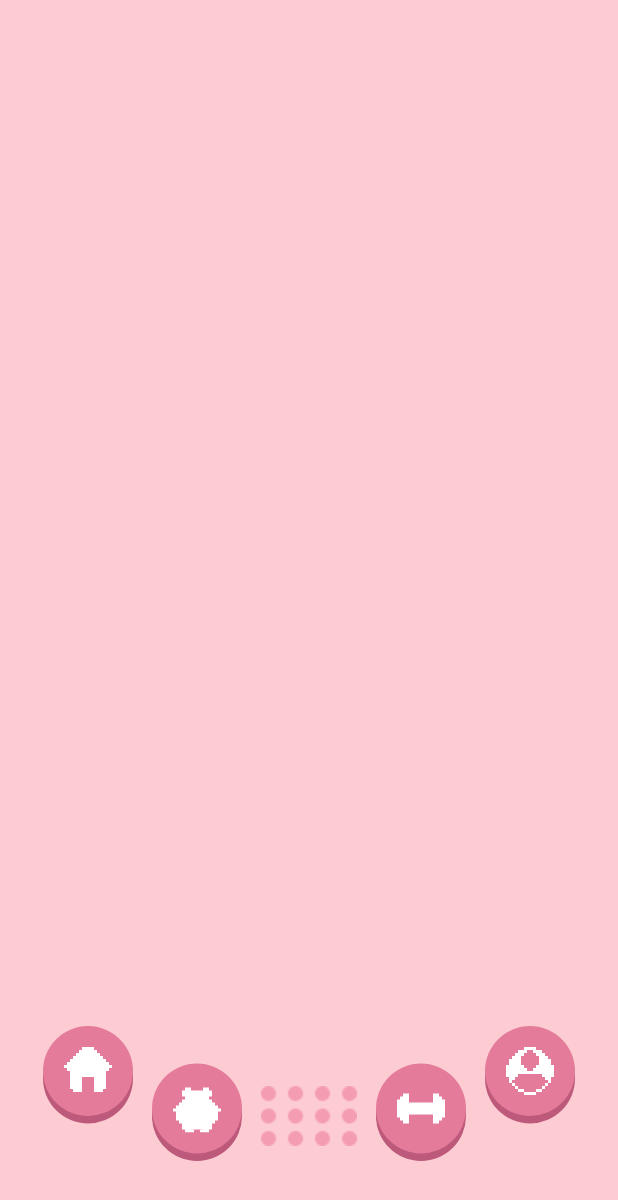
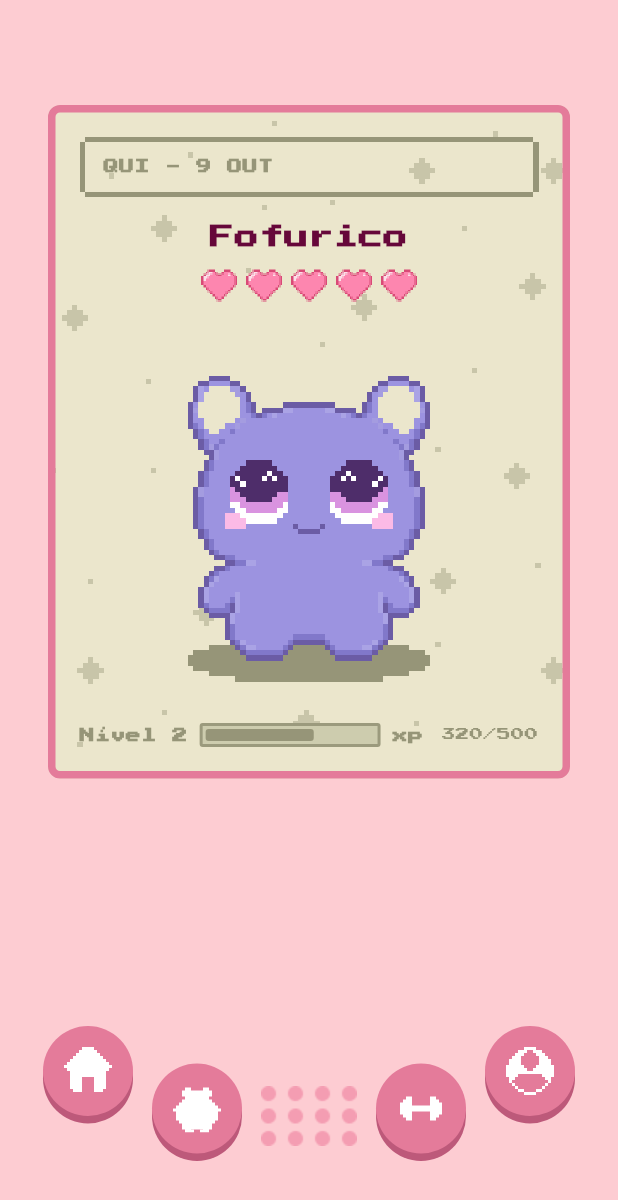
Before and after one commit to karendantas/gymboo_mobile_flutter, a Flutter app: the screen it shows after launch, on a phone screen of 412 x 824 dp. Shown: the top 1200 px of the screen. Run offline on Flutter 3.47's test engine with Material 3 defaults, Android fonts, the phone set to English and light mode, and no system bars; our stand-ins replace flutter_riverpod, flutter_svg, go_router, google_fonts, shared_preferences.

Commit message:
feat: create pet hud screen

```diff
--- a/lib/core/theme/gymboo_palette.dart
+++ b/lib/core/theme/gymboo_palette.dart
@@ -11,6 +11,7 @@ class GymbooPalette extends ThemeExtension<GymbooPalette> {
     required this.backgroundOuter,
     required this.headerBackground,
     required this.surface,
+    required this.surfaceSecondary,
     required this.surfaceAlt,
     required this.goldAccent,
     required this.goldAccentDark,
@@ -32,6 +33,7 @@ class GymbooPalette extends ThemeExtension<GymbooPalette> {
   final Color backgroundOuter;
   final Color headerBackground;
   final Color surface;
+  final Color surfaceSecondary;
   final Color surfaceAlt;
   final Color goldAccent;
   final Color goldAccentDark;
@@ -59,6 +61,7 @@ class GymbooPalette extends ThemeExtension<GymbooPalette> {
     Color? backgroundOuter,
     Color? headerBackground,
     Color? surface,
+    Color? surfaceSecondary,
     Color? surfaceAlt,
     Color? goldAccent,
     Color? goldAccentDark,
@@ -80,6 +83,7 @@ class GymbooPalette extends ThemeExtension<GymbooPalette> {
       backgroundOuter: backgroundOuter ?? this.backgroundOuter,
       headerBackground: headerBackground ?? this.headerBackground,
       surface: surface ?? this.surface,
+      surfaceSecondary: surfaceSecondary ?? this.surfaceSecondary,
       surfaceAlt: surfaceAlt ?? this.surfaceAlt,
       goldAccent: goldAccent ?? this.goldAccent,
       goldAccentDark: goldAccentDark ?? this.goldAccentDark,
@@ -106,6 +110,7 @@ class GymbooPalette extends ThemeExtension<GymbooPalette> {
       backgroundOuter: Color.lerp(backgroundOuter, other.backgroundOuter, t)!,
       headerBackground: Color.lerp(headerBackground, other.headerBackground, t)!,
       surface: Color.lerp(surface, other.surface, t)!,
+      surfaceSecondary: Color.lerp(surfaceSecondary, other.surfaceSecondary, t)!,
       surfaceAlt: Color.lerp(surfaceAlt, other.surfaceAlt, t)!,
       goldAccent: Color.lerp(goldAccent, other.goldAccent, t)!,
       goldAccentDark: Color.lerp(goldAccentDark, other.goldAccentDark, t)!,
@@ -134,8 +139,9 @@ const gymbooDefaultPalette = GymbooPalette(
   // ---- Fundos ----
   backgroundOuter: Color(0xFFFDCCD2),   // rosa claro por trás de tudo
   headerBackground: Color(0xFFFDCCD2),  // sem app bar distinta neste layout, mesmo tom
-  surface: Color(0xFFEBE6CC),           // bege do card do pet / pílula de data
-  surfaceAlt: Color(0xFFE0DAB8),        // variação mais escura do bege, p/ trilhos de barra
+  surface: Color(0xFFEBE6CC),
+  surfaceSecondary: Color(0xFFCDCCAE),        // bege do card do pet / pílula de data
+  surfaceAlt: Color(0xFF969578),        // variação mais escura do bege, p/ trilhos de barra
 
   // ---- Acentos ----
   goldAccent: Color(0xFFF3C371),        // preenchimento da estrela
--- a/lib/core/theme/gymboo_text_styles.dart
+++ b/lib/core/theme/gymboo_text_styles.dart
@@ -9,7 +9,7 @@ abstract final class AppTextStyles {
     final body = GoogleFonts.nunitoTextTheme(base);
 
     return body.copyWith(
-
+      // ---- Títulos grandes (pixel) — telas de splash, headers grandes ----
       displayLarge: display.displayLarge?.copyWith(
         fontWeight: FontWeight.w700,
         fontSize: 40,
@@ -26,7 +26,7 @@ abstract final class AppTextStyles {
         height: 1.2,
       ),
 
-
+      // ---- Títulos médios (pixel) ----
       headlineLarge: display.headlineLarge?.copyWith(
         fontWeight: FontWeight.w700,
         fontSize: 22,
@@ -37,11 +37,11 @@ abstract final class AppTextStyles {
       ),
       headlineSmall: display.headlineSmall?.copyWith(
         fontWeight: FontWeight.w600,
-        fontSize: 15,
+        fontSize: 16,
         letterSpacing: 0.5,
       ),
 
-
+      // ---- Títulos de card (Nunito — texto corrido, não pixel) ----
       titleLarge: body.titleLarge?.copyWith(
         fontWeight: FontWeight.w700,
         fontSize: 18,
@@ -55,24 +55,29 @@ abstract final class AppTextStyles {
         fontSize: 13,
       ),
 
+      // ---- Corpo de texto longo (Nunito — legibilidade em parágrafos) ----
       bodyLarge: body.bodyLarge?.copyWith(fontSize: 16, height: 1.4),
       bodyMedium: body.bodyMedium?.copyWith(fontSize: 14, height: 1.4),
       bodySmall: body.bodySmall?.copyWith(fontSize: 12, height: 1.3),
 
-      labelLarge: body.labelLarge?.copyWith(
+      // ---- Rótulos pixel pequenos e médios (HUD: datas, stats, badges) ----
+      labelLarge: display.labelLarge?.copyWith(
         fontWeight: FontWeight.w700,
-        fontSize: 13,
+        fontSize: 12,
         letterSpacing: 0.4,
+        height: 1.4,
       ),
-      labelMedium: body.labelMedium?.copyWith(
-        fontWeight: FontWeight.w700,
-        fontSize: 11,
-        letterSpacing: 0.6,
-      ),
-      labelSmall: body.labelSmall?.copyWith(
+      labelMedium: display.labelMedium?.copyWith(
         fontWeight: FontWeight.w600,
         fontSize: 10,
-        letterSpacing: 0.5,
+        letterSpacing: 0.3,
+        height: 1.4,
+      ),
+      labelSmall: display.labelSmall?.copyWith(
+        fontWeight: FontWeight.w500,
+        fontSize: 9,
+        letterSpacing: 0.2,
+        height: 1.5,
       ),
     );
   }
--- /dev/null
+++ b/lib/features/virtual_pet/presentation/widgets/pet_hearts_row.dart
@@ -0,0 +1,25 @@
+import 'package:flutter/material.dart';
+
+class PetHeartsRow extends StatelessWidget {
+  const PetHeartsRow({super.key, required this.filledHearts, this.totalHearts = 5});
+
+  final int filledHearts;
+  final int totalHearts;
+
+  @override
+  Widget build(BuildContext context) {
+    return Row(
+      mainAxisAlignment: MainAxisAlignment.center,
+      spacing: 6,
+      children: List.generate(totalHearts, (i) {
+        final isFilled = i < filledHearts;
+        return Image.asset(
+          isFilled ? 'assets/images/heart_filled.png' : 'assets/images/heart_empty.png',
+          width: 24,
+          height: 24,
+          filterQuality: FilterQuality.none,
+        );
+      }),
+    );
+  }
+}
--- /dev/null
+++ b/lib/features/virtual_pet/presentation/widgets/pet_hud_screen.dart
@@ -0,0 +1,76 @@
+import 'package:flutter/material.dart';
+import 'package:gymboo_app/core/theme/gymboo_palette.dart';
+import 'pet_hud_top_bar.dart';
+import 'pet_hearts_row.dart';
+import 'pet_level_bar.dart';
+
+class PetHudScreen extends StatelessWidget {
+  const PetHudScreen({
+    super.key,
+    required this.petName,
+    required this.dateLabel,
+    required this.filledHearts,
+    required this.level,
+    required this.currentXp,
+    required this.xpToNextLevel,
+  });
+
+  final String petName;
+  final String dateLabel;
+  final int filledHearts;
+  final int level;
+  final int currentXp;
+  final int xpToNextLevel;
+
+  @override
+  Widget build(BuildContext context) {
+    final palette = Theme.of(context).extension<GymbooPalette>()!;
+    final textTheme = Theme.of(context).textTheme;
+
+    return Container(
+      margin: const EdgeInsets.only(top: 40),
+      decoration: BoxDecoration(
+        color: palette.surface,
+        border: Border.all(color: palette.primaryPink, width: 5),
+        borderRadius: BorderRadius.circular(8),
+        image: const DecorationImage(
+          image: AssetImage('assets/images/hud_background.png'),
+          fit: BoxFit.cover,
+          filterQuality: FilterQuality.none,
+        ),
+      ),
+      padding: const EdgeInsets.all(16),
+      child: Column(
+        mainAxisAlignment: MainAxisAlignment.center,
+        mainAxisSize: MainAxisSize.min,
+        children: [
+          PetHudTopBar(dateLabel: dateLabel),
+          const SizedBox(height: 16),
+          Text(petName, style: textTheme.headlineSmall?.copyWith(color: palette.textPrimary)),
+                    const SizedBox(height: 10),
+          PetHeartsRow(filledHearts: filledHearts),
+
+
+    SizedBox(
+              height: 280,
+              width: 240,
+              child: Stack(
+                alignment: Alignment.center,
+                children: [
+                  Image.asset(
+                    'assets/images/pet_purple_default.png',
+                    width: 220,
+                    height: 225,
+                    fit: BoxFit.cover,
+                    filterQuality: FilterQuality.none,
+                  ),
+                ],
+              ),
+            ),
+
+          PetLevelBar(level: level, currentXp: currentXp, xpToNextLevel: xpToNextLevel),
+        ],
+      ),
+    );
+  }
+}
--- /dev/null
+++ b/lib/features/virtual_pet/presentation/widgets/pet_hud_top_bar.dart
@@ -0,0 +1,34 @@
+import 'package:flutter/material.dart';
+import 'package:gymboo_app/core/theme/gymboo_palette.dart';
+
+class PetHudTopBar extends StatelessWidget {
+  const PetHudTopBar({super.key, required this.dateLabel});
+
+  final String dateLabel;
+
+  @override
+  Widget build(BuildContext context) {
+    final textTheme = Theme.of(context).textTheme;
+  final theme = Theme.of(context).extension<GymbooPalette>();
+
+    return Container(
+      height: 40,
+      width: double.infinity,
+      decoration: const BoxDecoration(
+        image: DecorationImage(
+          image: AssetImage('assets/images/pixel_hud_card.png'),
+          fit: BoxFit.fill,
+          filterQuality: FilterQuality.none,
+        ),
+      ),
+      child: Padding(
+        padding: const EdgeInsets.symmetric(horizontal: 16.0),
+        child: Row(
+          children: [
+            Text(dateLabel, style: textTheme.labelMedium?.copyWith(color: theme?.surfaceAlt)),
+          ],
+        ),
+      ),
+    );
+  }
+}
--- /dev/null
+++ b/lib/features/virtual_pet/presentation/widgets/pet_level_bar.dart
@@ -0,0 +1,40 @@
+import 'package:flutter/material.dart';
+import 'package:gymboo_app/core/theme/gymboo_palette.dart';
+import 'pet_xp_bar.dart';
+
+class PetLevelBar extends StatelessWidget {
+  const PetLevelBar({
+    super.key,
+    required this.level,
+    required this.currentXp,
+    required this.xpToNextLevel,
+  });
+
+  final int level;
+  final int currentXp;
+  final int xpToNextLevel;
+
+  @override
+  Widget build(BuildContext context) {
+    final textTheme = Theme.of(context).textTheme;
+    final palette = Theme.of(context).extension<GymbooPalette>()!;
+
+    return Row(
+      mainAxisAlignment: MainAxisAlignment.center,
+      children: [
+        Text('Nível $level', style: textTheme.labelMedium?.copyWith(color: palette.surfaceAlt)),
+        const SizedBox(width: 8),
+        Expanded(
+          child: PetXpBar(
+            value: currentXp / xpToNextLevel,
+            fillColor: palette.surfaceAlt,
+          ),
+        ),
+        const SizedBox(width: 8),
+        Text('xp ', style: textTheme.labelMedium?.copyWith(color: palette.surfaceAlt)),
+        const SizedBox(width: 2),
+        Text('$currentXp/$xpToNextLevel', style: textTheme.labelSmall?.copyWith(color: palette.surfaceAlt)),
+      ],
+    );
+  }
+}
--- /dev/null
+++ b/lib/features/virtual_pet/presentation/widgets/pet_xp_bar.dart
@@ -0,0 +1,42 @@
+import 'package:flutter/material.dart';
+import 'package:gymboo_app/core/theme/gymboo_palette.dart';
+
+class PetXpBar extends StatelessWidget {
+  const PetXpBar({
+    super.key,
+    required this.value, // 0.0 a 1.0
+    required this.fillColor,
+    this.trackColor,
+    this.height = 16,
+  });
+
+  final double value;
+  final Color fillColor;
+  final Color? trackColor;
+  final double height;
+
+  @override
+  Widget build(BuildContext context) {
+    final palette = Theme.of(context).extension<GymbooPalette>()!;
+
+    return Container(
+      height: height,
+      decoration: BoxDecoration(
+        color: trackColor ?? palette.surfaceSecondary,
+        borderRadius: BorderRadius.circular(2),
+        border: Border.all(color: palette.divider, width: 2),
+      ),
+      padding: const EdgeInsets.all(2),
+      child: FractionallySizedBox(
+        alignment: Alignment.centerLeft,
+        widthFactor: value.clamp(0.0, 1.0),
+        child: DecoratedBox(
+          decoration: BoxDecoration(
+            color: fillColor,
+            borderRadius: BorderRadius.circular(2),
+          ),
+        ),
+      ),
+    );
+  }
+}
--- /dev/null
+++ b/lib/mocks/pet_hud_mocks.dart
@@ -0,0 +1,54 @@
+// mocks/pet_hud_mocks.dart (ou direto num arquivo de preview/dev)
+
+import 'package:flutter/material.dart';
+import 'package:gymboo_app/features/virtual_pet/presentation/widgets/pet_hud_screen.dart';
+
+/// Pet saudável, no meio do progresso — o caso "feliz" padrão
+const petHudMockHealthy = PetHudScreen(
+  petName: 'Fofurico',
+  dateLabel: 'QUI - 9 OUT',
+  filledHearts: 5,
+  level: 2,
+  currentXp: 320,
+  xpToNextLevel: 500,
+);
+
+/// Pet com vida baixa — testa se os corações vazios aparecem certo
+const petHudMockLowHealth = PetHudScreen(
+  petName: 'Fofurico',
+  dateLabel: 'SEX - 10 OUT',
+  filledHearts: 1,
+  level: 2,
+  currentXp: 340,
+  xpToNextLevel: 500,
+);
+
+/// Prestes a subir de nível — barra de XP quase cheia
+const petHudMockAlmostLevelUp = PetHudScreen(
+  petName: 'Fofurico',
+  dateLabel: 'SÁB - 11 OUT',
+  filledHearts: 5,
+  level: 2,
+  currentXp: 495,
+  xpToNextLevel: 500,
+);
+
+/// Pet recém-criado — nível 1, XP zerado
+const petHudMockNewPet = PetHudScreen(
+  petName: 'Bolinha',
+  dateLabel: 'DOM - 12 OUT',
+  filledHearts: 5,
+  level: 1,
+  currentXp: 0,
+  xpToNextLevel: 100,
+);
+
+/// Nome longo — testa overflow no headlineSmall pixel font
+const petHudMockLongName = PetHudScreen(
+  petName: 'Marshmallowzinho',
+  dateLabel: 'SEG - 13 OUT',
+  filledHearts: 3,
+  level: 7,
+  currentXp: 1250,
+  xpToNextLevel: 2000,
+);
--- a/lib/shared/home_test.dart
+++ b/lib/shared/home_test.dart
@@ -2,6 +2,7 @@
 import 'package:flutter/material.dart';
 import 'package:gymboo_app/core/theme/gymboo_palette.dart';
 import 'package:gymboo_app/core/theme/gymboo_text_styles.dart';
+import 'package:gymboo_app/features/virtual_pet/presentation/widgets/pet_hud_screen.dart';
 import 'package:gymboo_app/shared/bottom_tab_retro.dart';
 
 class Home extends StatelessWidget {
@@ -10,16 +11,25 @@ class Home extends StatelessWidget {
 
   @override
   Widget build(BuildContext context) {
-    final textTheme = Theme.of(context).textTheme;
     final theme = Theme.of(context).extension<GymbooPalette>();
 
     return Scaffold(
 
-      body: Column(
-        children: [
+      body: Padding(
+        padding: const EdgeInsets.symmetric(horizontal: 32, vertical: 30),
+        child: Column(
+          children: [
+            PetHudScreen(
+                petName: 'Fofurico',
+  dateLabel: 'QUI - 9 OUT',
+  filledHearts: 5,
+  level: 2,
+  currentXp: 320,
+  xpToNextLevel: 500,
+            )
 
-
-        ],
+          ],
+        ),
       ),
       bottomNavigationBar: const   BottomTabRetro(),
     );
```
Also changed, not shown: assets/icons/dumbell_icon.svg, assets/images/heart_filled.png (added), assets/images/hud_background.png (added), assets/images/pet_normal.png (added), assets/images/pet_purple_default.png (added), assets/images/pixel_hud_card.png (added).
